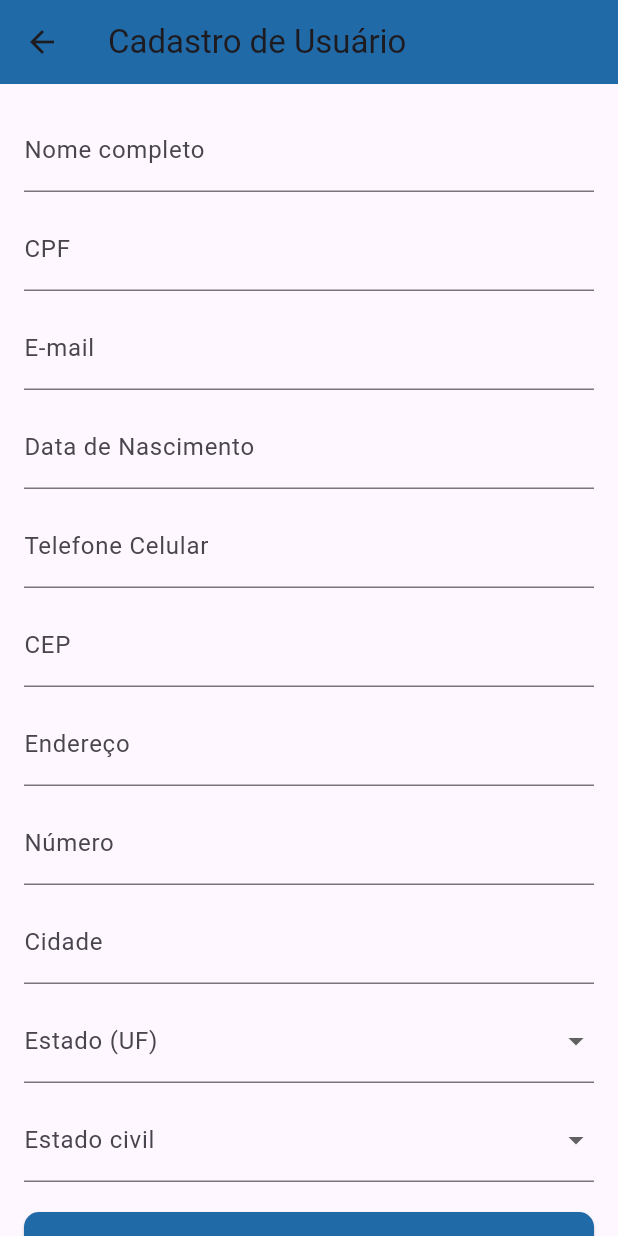
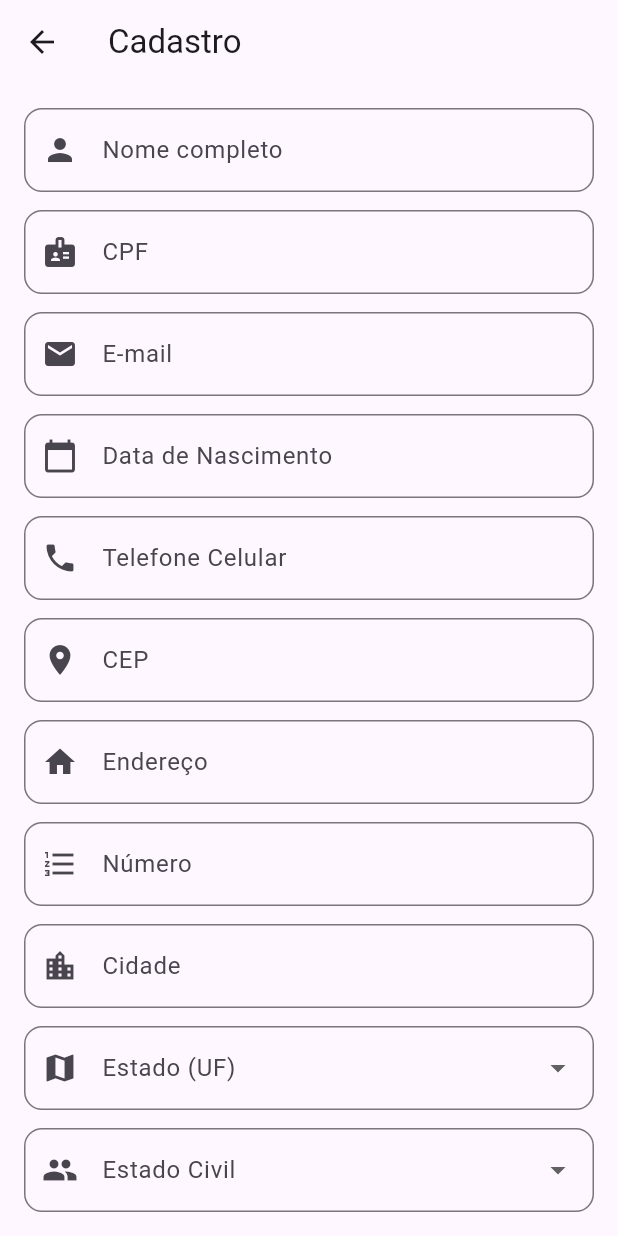
Before and after one commit to MrLucasjoel/meuapp1, a Flutter app: the LoginView screen opened by its route, after a tap on "Entrar", after a tap on "Não tem conta? Cadastre-se", on a phone screen of 412 x 824 dp. Run offline on Flutter 3.47's test engine with Material 3 defaults, Android fonts, the phone set to English and light mode, and no system bars.

Commit message:
Proseguindo com o trabalho de tela de registro

```diff
--- a/lib/main.dart
+++ b/lib/main.dart
@@ -4,5 +4,5 @@ import 'dart:io';
 import 'dart:ui';
 
 void main() {
-  runApp(const MeuApp());
+  runApp(const AppWidget());
 }
--- /dev/null
+++ b/lib/src/app/app_routes.dart
@@ -0,0 +1,16 @@
+import 'package:flutter/material.dart';
+import 'package:meuapp/src/view/login_view.dart';
+import 'package:meuapp/src/view/registro_view.dart';
+import 'package:meuapp/src/view/home_view.dart';
+
+class AppRoutes {
+  static const String login = '/login';
+  static const String register = '/register';
+  static const String home = '/home';
+
+  static Map<String, WidgetBuilder> get routes => {
+    login: (_) => const LoginView(),
+    register: (_) => const RegistroView(),
+    home: (_) => const HomeView(),
+  };
+}
--- a/lib/src/app/app_widget.dart
+++ b/lib/src/app/app_widget.dart
@@ -1,53 +1,18 @@
-import 'package:flutter/material.dart';
-import 'package:shared_preferences/shared_preferences.dart';
+/*import 'package:flutter/material.dart';
 import 'package:meuapp/src/view/login_view.dart';
 import 'package:meuapp/src/view/registro_view.dart';
 import 'package:meuapp/src/view/home_view.dart';
 
-class MeuApp extends StatefulWidget {
+class MeuApp extends StatelessWidget {
   const MeuApp({super.key});
 
   @override
-  State<MeuApp> createState() => _MeuAppState();
-}
-
-class _MeuAppState extends State<MeuApp> {
-  String _initialRoute = '/login';
-  bool _loading = true;
-
-  @override
-  void initState() {
-    super.initState();
-    _verificarLogin();
-  }
-
-  Future<void> _verificarLogin() async {
-    SharedPreferences prefs = await SharedPreferences.getInstance();
-    final user = prefs.getString('user_email');
-
-    setState(() {
-      _initialRoute = (user != null && user.isNotEmpty) ? '/home' : '/login';
-      _loading = false;
-    });
-  }
-
-  @override
   Widget build(BuildContext context) {
-    if (_loading) {
-      return const MaterialApp(
-        home: Scaffold(
-          body: Center(child: CircularProgressIndicator()),
-        ),
-      );
-    }
-
     return MaterialApp(
       debugShowCheckedModeBanner: false,
       title: 'Meu App',
-      theme: ThemeData(
-        primarySwatch: Colors.blue,
-      ),
-      initialRoute: _initialRoute,
+      theme: ThemeData(primarySwatch: Colors.blue),
+      initialRoute: '/login',
       routes: {
         '/login': (_) => const LoginView(),
         '/register': (_) => const RegistroView(),
@@ -55,4 +20,22 @@ class _MeuAppState extends State<MeuApp> {
       },
     );
   }
+}*/
+
+import 'package:flutter/material.dart';
+import 'package:meuapp/src/app/app_routes.dart';
+
+class AppWidget extends StatelessWidget {
+  const AppWidget({super.key});
+
+  @override
+  Widget build(BuildContext context) {
+    return MaterialApp(
+      debugShowCheckedModeBanner: false,
+      title: 'Meu App',
+      theme: ThemeData(primarySwatch: Colors.blue),
+      initialRoute: AppRoutes.login,
+      routes: AppRoutes.routes,
+    );
+  }
 }
--- a/lib/src/controller/login_controller.dart
+++ b/lib/src/controller/login_controller.dart
@@ -7,7 +7,6 @@ class LoginController {
     if (user == "admin" && password == "12345") {
       return LoginModel(user: user, password: password);
     }
-
-    return null; // login falhou
+    return null;
   }
 }
--- a/lib/src/view/home_view.dart
+++ b/lib/src/view/home_view.dart
@@ -1,4 +1,5 @@
 import 'package:flutter/material.dart';
+import 'package:meuapp/src/app/app_routes.dart';
 
 class HomeView extends StatelessWidget {
   const HomeView({super.key});
@@ -7,7 +8,24 @@ class HomeView extends StatelessWidget {
   Widget build(BuildContext context) {
     return Scaffold(
       appBar: AppBar(title: const Text('Home')),
-      body: const Center(child: Text('Bem-vindo à Home!')),
+      body: Center(
+        child: Column(
+          mainAxisAlignment: MainAxisAlignment.center,
+          children: [
+            const Text(
+              'Bem-vindo à Home!',
+              style: TextStyle(fontSize: 24, fontWeight: FontWeight.bold),
+            ),
+            const SizedBox(height: 24),
+            ElevatedButton(
+              onPressed: () {
+                Navigator.pushReplacementNamed(context, AppRoutes.login);
+              },
+              child: const Text('Sair'),
+            ),
+          ],
+        ),
+      ),
     );
   }
 }
--- a/lib/src/view/login_view.dart
+++ b/lib/src/view/login_view.dart
@@ -1,6 +1,5 @@
 import 'package:flutter/material.dart';
-import 'package:shared_preferences/shared_preferences.dart';
-import 'package:meuapp/src/controller/login_controller.dart';
+import 'package:meuapp/src/app/app_routes.dart';
 import 'package:meuapp/src/view/registro_view.dart';
 
 class LoginView extends StatefulWidget {
@@ -11,38 +10,27 @@ class LoginView extends StatefulWidget {
 }
 
 class _LoginViewState extends State<LoginView> {
-  final _controller = LoginController();
-  final _userController = TextEditingController();
+  final _formKey = GlobalKey<FormState>();
+  final _emailController = TextEditingController();
   final _passwordController = TextEditingController();
-  final _formKey = GlobalKey<FormState>();
 
-  bool _carregando = false;
+  bool _loading = false;
   String? _erro;
 
-  Future<void> _login() async {
-    if (_formKey.currentState!.validate()) {
-      setState(() => _carregando = true);
+  void _login() {
+    if (!_formKey.currentState!.validate()) return;
 
-      final usuario = await _controller.autenticar(
-        _userController.text,
-        _passwordController.text,
-      );
+    setState(() => _loading = true);
 
-      setState(() => _carregando = false);
+    Future.delayed(const Duration(seconds: 2), () {
+      setState(() => _loading = false);
 
-      if (usuario != null) {
-        final prefs = await SharedPreferences.getInstance();
-        await prefs.setString('user_email', usuario.user);
-
-        ScaffoldMessenger.of(context).showSnackBar(
-          SnackBar(content: Text('Bem-vindo, ${usuario.user}!')),
-        );
-
-        Navigator.pushReplacementNamed(context, '/home');
+      if (_emailController.text == "admin" && _passwordController.text == "12345") {
+        Navigator.pushReplacementNamed(context, AppRoutes.home);
       } else {
-        setState(() => _erro = 'Usuário ou senha inválidos');
+        setState(() => _erro = "Usuário ou senha inválidos");
       }
-    }
+    });
   }
 
   void _abrirCadastro() {
@@ -55,47 +43,89 @@ class _LoginViewState extends State<LoginView> {
   @override
   Widget build(BuildContext context) {
     return Scaffold(
-      body: Padding(
-        padding: const EdgeInsets.all(16),
-        child: Form(
-          key: _formKey,
-          child: Center(
-            child: SingleChildScrollView(
+      backgroundColor: Colors.blue[50],
+      body: SafeArea(
+        child: Center(
+          child: SingleChildScrollView(
+            padding: const EdgeInsets.all(24),
+            child: Form(
+              key: _formKey,
               child: Column(
-                mainAxisAlignment: MainAxisAlignment.center,
+                crossAxisAlignment: CrossAxisAlignment.stretch,
                 children: [
+                  const Icon(Icons.lock, size: 100, color: Colors.blue),
+                  const SizedBox(height: 24),
+                  Text(
+                    "Bem-vindo",
+                    textAlign: TextAlign.center,
+                    style: Theme.of(context)
+                        .textTheme
+                        .headlineSmall
+                        ?.copyWith(fontWeight: FontWeight.bold),
+                  ),
+                  const SizedBox(height: 8),
+                  Text(
+                    "Faça login para continuar",
+                    textAlign: TextAlign.center,
+                    style: Theme.of(context).textTheme.bodyMedium,
+                  ),
+                  const SizedBox(height: 32),
                   TextFormField(
-                    controller: _userController,
-                    decoration: const InputDecoration(labelText: 'Usuário / Email'),
-                    validator: (v) => v == null || v.isEmpty ? 'Informe o usuário' : null,
+                    controller: _emailController,
+                    decoration: InputDecoration(
+                      labelText: "E-mail",
+                      border: OutlineInputBorder(
+                        borderRadius: BorderRadius.circular(12),
+                      ),
+                      prefixIcon: const Icon(Icons.email),
+                    ),
+                    validator: (value) =>
+                    value == null || value.isEmpty ? "Informe o e-mail" : null,
+                  ),
+                  const SizedBox(height: 16),
+                  TextFormField(
+                    controller: _passwordController,
+                    obscureText: true,
+                    decoration: InputDecoration(
+                      labelText: "Senha",
+                      border: OutlineInputBorder(
+                        borderRadius: BorderRadius.circular(12),
+                      ),
+                      prefixIcon: const Icon(Icons.lock),
+                    ),
+                    validator: (value) =>
+                    value == null || value.isEmpty ? "Informe a senha" : null,
+                  ),
+                  const SizedBox(height: 16),
+                  if (_erro != null)
+                    Text(
+                      _erro!,
+                      textAlign: TextAlign.center,
+                      style: const TextStyle(color: Colors.red),
+                    ),
+                  const SizedBox(height: 24),
+                  SizedBox(
+                    height: 50,
+                    child: ElevatedButton(
+                      onPressed: _loading ? null : _login,
+                      style: ElevatedButton.styleFrom(
+                        shape: RoundedRectangleBorder(
+                          borderRadius: BorderRadius.circular(12),
+                        ),
+                      ),
+                      child: _loading
+                          ? const CircularProgressIndicator(
+                        color: Colors.white,
+                        strokeWidth: 2,
+                      )
+                          : const Text("Entrar", style: TextStyle(fontSize: 18)),
+                    ),
                   ),
                   const SizedBox(height: 12),
-                  TextFormField(
-                    controller: _passwordController,
-                    decoration: const InputDecoration(labelText: 'Senha'),
-                    obscureText: true,
-                    validator: (v) => v == null || v.isEmpty ? 'Informe a senha' : null,
-                  ),
-                  const SizedBox(height: 20),
-                  _carregando
-                      ? const CircularProgressIndicator()
-                      : ElevatedButton(
-                    onPressed: _login,
-                    child: const Text('Entrar'),
-                  ),
-                  const SizedBox(height: 10),
                   TextButton(
                     onPressed: _abrirCadastro,
-                    child: const Text('Não tem conta? Cadastre-se'),
+                    child: const Text("Não tem conta? Cadastre-se"),
                   ),
-                  if (_erro != null)
-                    Padding(
-                      padding: const EdgeInsets.only(top: 12),
-                      child: Text(
-                        _erro!,
-                        style: const TextStyle(color: Colors.red),
-                      ),
-                    ),
                 ],
               ),
             ),
--- a/lib/src/view/registro_view.dart
+++ b/lib/src/view/registro_view.dart
@@ -1,5 +1,4 @@
 import 'package:flutter/material.dart';
-import 'package:meuapp/src/controller/registro_controller.dart';
 
 class RegistroView extends StatefulWidget {
   const RegistroView({super.key});
@@ -9,211 +8,152 @@ class RegistroView extends StatefulWidget {
 }
 
 class _RegistroViewState extends State<RegistroView> {
-  final _controller = RegistroController();
-  bool _carregando = false;
+  final _formKey = GlobalKey<FormState>();
+  final _nomeController = TextEditingController();
+  final _cpfController = TextEditingController();
+  final _emailController = TextEditingController();
+  final _dataNascController = TextEditingController();
+  final _telefoneController = TextEditingController();
+  final _cepController = TextEditingController();
+  final _enderecoController = TextEditingController();
+  final _numeroController = TextEditingController();
+  final _cidadeController = TextEditingController();
+
+  String? _ufSelecionado;
+  String? _estadoCivilSelecionado;
+  bool _loading = false;
 
   final List<String> _ufs = [
-    'AC', 'AL', 'AP', 'AM', 'BA', 'CE', 'DF', 'ES',
-    'GO', 'MA', 'MT', 'MS', 'MG', 'PA', 'PB', 'PR',
-    'PE', 'PI', 'RJ', 'RN', 'RS', 'RO', 'RR', 'SC',
-    'SP', 'SE', 'TO',
+    'AC','AL','AP','AM','BA','CE','DF','ES','GO','MA',
+    'MT','MS','MG','PA','PB','PR','PE','PI','RJ','RN',
+    'RS','RO','RR','SC','SP','SE','TO'
   ];
-
   final List<String> _estadosCivis = [
-    'Solteiro',
-    'Casado',
-    'Divorciado',
-    'Viúvo',
-    'União Estável'
+    'Solteiro','Casado','Divorciado','Viúvo','União Estável'
   ];
 
   void _registrar() {
-    FocusScope.of(context).unfocus();
-    setState(() => _carregando = true);
+    if (!_formKey.currentState!.validate()) return;
 
-    final usuario = _controller.validarEConstruirUsuario();
+    setState(() => _loading = true);
 
-    setState(() => _carregando = false);
+    Future.delayed(const Duration(seconds: 2), () {
+      setState(() => _loading = false);
+      ScaffoldMessenger.of(context).showSnackBar(
+        const SnackBar(content: Text(
+            'Cadastro realizado com sucesso!'
+        )),
+      );
+      Navigator.pop(context);
+    });
+  }
 
-    if (usuario != null) {
-      ScaffoldMessenger.of(context).showSnackBar(
-        const SnackBar(content: Text('Usuário cadastrado com sucesso!')),
+  InputDecoration _inputDecoration(String label, IconData icon) {
+    return InputDecoration(
+      labelText: label,
+      prefixIcon: Icon(icon),
+      border: OutlineInputBorder(
+        borderRadius: BorderRadius.circular(12),
+      ),
     );
-      _controller.limparCampos();
-      Navigator.pop(context);
-    } else if (_controller.erro != null) {
-      ScaffoldMessenger.of(context).showSnackBar(
-        SnackBar(content: Text(_controller.erro!)),
-      );
-    }
   }
 
   @override
   Widget build(BuildContext context) {
     return Scaffold(
-      appBar: AppBar(
-        title: const Text("Cadastro de Usuário"),
-        backgroundColor: const Color(0xFF206AA7),
-      ),
-      body: SingleChildScrollView(
+      appBar: AppBar(title: const Text('Cadastro')),
+      body: SafeArea(
+        child: SingleChildScrollView(
           padding: const EdgeInsets.all(16),
           child: Form(
-          key: _controller.formKey,
+            key: _formKey,
             child: Column(
-            crossAxisAlignment: CrossAxisAlignment.stretch,
               children: [
-              // Nome completo
                 TextFormField(
-                controller: _controller.nomeController,
-                decoration: const InputDecoration(labelText: "Nome completo"),
-                validator: (value) =>
-                value == null || value.isEmpty ? "Campo obrigatório" : null,
+                  controller: _nomeController,
+                  decoration: _inputDecoration('Nome completo', Icons.person),
+                  validator: (v) => v!.isEmpty ? 'Campo obrigatório' : null,
                 ),
-              const SizedBox(height: 10),
-
-              // CPF
+                const SizedBox(height: 12),
                 TextFormField(
-                controller: _controller.cpfController,
-                decoration: const InputDecoration(labelText: "CPF"),
-                keyboardType: TextInputType.number,
-                validator: (value) =>
-                value == null || value.isEmpty ? "Campo obrigatório" : null,
+                  controller: _cpfController,
+                  decoration: _inputDecoration('CPF', Icons.badge),
+                  validator: (v) => v!.isEmpty ? 'Campo obrigatório' : null,
                 ),
-              const SizedBox(height: 10),
-
-              // Email
+                const SizedBox(height: 12),
                 TextFormField(
-                controller: _controller.emailController,
-                decoration: const InputDecoration(labelText: "E-mail"),
-                keyboardType: TextInputType.emailAddress,
-                validator: (value) {
-                  if (value == null || value.isEmpty) return "Campo obrigatório";
-                  if (!value.contains("@")) return "E-mail inválido";
-                  return null;
-                },
+                  controller: _emailController,
+                  decoration: _inputDecoration('E-mail', Icons.email),
+                  validator: (v) => v!.isEmpty ? 'Campo obrigatório' : null,
                 ),
-              const SizedBox(height: 10),
-
-              // Data de nascimento
+                const SizedBox(height: 12),
                 TextFormField(
-                controller: _controller.dataNascController,
-                decoration:
-                const InputDecoration(labelText: "Data de Nascimento"),
-                keyboardType: TextInputType.datetime,
-                validator: (value) =>
-                value == null || value.isEmpty ? "Campo obrigatório" : null,
+                  controller: _dataNascController,
+                  decoration: _inputDecoration('Data de Nascimento', Icons.calendar_today),
+                  validator: (v) => v!.isEmpty ? 'Campo obrigatório' : null,
                 ),
-              const SizedBox(height: 10),
-
-              // Telefone
+                const SizedBox(height: 12),
                 TextFormField(
-                controller: _controller.telefoneController,
-                decoration:
-                const InputDecoration(labelText: "Telefone Celular"),
-                keyboardType: TextInputType.phone,
-                validator: (value) =>
-                value == null || value.isEmpty ? "Campo obrigatório" : null,
+                  controller: _telefoneController,
+                  decoration: _inputDecoration('Telefone Celular', Icons.phone),
+                  validator: (v) => v!.isEmpty ? 'Campo obrigatório' : null,
                 ),
-              const SizedBox(height: 10),
-
-              // CEP
+                const SizedBox(height: 12),
                 TextFormField(
-                controller: _controller.cepController,
-                decoration: const InputDecoration(labelText: "CEP"),
-                keyboardType: TextInputType.number,
-                validator: (value) =>
-                value == null || value.isEmpty ? "Campo obrigatório" : null,
+                  controller: _cepController,
+                  decoration: _inputDecoration('CEP', Icons.location_on),
+                  validator: (v) => v!.isEmpty ? 'Campo obrigatório' : null,
                 ),
-              const SizedBox(height: 10),
-
-              // Endereço
+                const SizedBox(height: 12),
                 TextFormField(
-                controller: _controller.enderecoController,
-                decoration: const InputDecoration(labelText: "Endereço"),
-                validator: (value) =>
-                value == null || value.isEmpty ? "Campo obrigatório" : null,
+                  controller: _enderecoController,
+                  decoration: _inputDecoration('Endereço', Icons.home),
+                  validator: (v) => v!.isEmpty ? 'Campo obrigatório' : null,
                 ),
-              const SizedBox(height: 10),
-
-              // Número
+                const SizedBox(height: 12),
                 TextFormField(
-                controller: _controller.numeroController,
-                decoration: const InputDecoration(labelText: "Número"),
-                keyboardType: TextInputType.number,
-                validator: (value) =>
-                value == null || value.isEmpty ? "Campo obrigatório" : null,
+                  controller: _numeroController,
+                  decoration: _inputDecoration('Número', Icons.format_list_numbered),
+                  validator: (v) => v!.isEmpty ? 'Campo obrigatório' : null,
                 ),
-              const SizedBox(height: 10),
-
-              // Cidade
+                const SizedBox(height: 12),
                 TextFormField(
-                controller: _controller.cidadeController,
-                decoration: const InputDecoration(labelText: "Cidade"),
-                validator: (value) =>
-                value == null || value.isEmpty ? "Campo obrigatório" : null,
+                  controller: _cidadeController,
+                  decoration: _inputDecoration('Cidade', Icons.location_city),
+                  validator: (v) => v!.isEmpty ? 'Campo obrigatório' : null,
                 ),
-              const SizedBox(height: 10),
-
-              // UF
+                const SizedBox(height: 12),
                 DropdownButtonFormField<String>(
-                value: _controller.ufSelecionado,
-                decoration: const InputDecoration(labelText: "Estado (UF)"),
-                items: _ufs
-                    .map((uf) => DropdownMenuItem(
-                  value: uf,
-                  child: Text(uf),
-                ))
-                    .toList(),
-                onChanged: (valor) {
-                  setState(() => _controller.ufSelecionado = valor);
-                },
-                validator: (value) =>
-                value == null ? "Selecione um estado" : null,
+                  value: _ufSelecionado,
+                  items: _ufs.map((uf) => DropdownMenuItem(value: uf, child: Text(uf))).toList(),
+                  decoration: _inputDecoration('Estado (UF)', Icons.map),
+                  onChanged: (v) => setState(() => _ufSelecionado = v),
+                  validator: (v) => v == null ? 'Selecione um UF' : null,
                 ),
-              const SizedBox(height: 10),
-
-              // Estado civil
+                const SizedBox(height: 12),
                 DropdownButtonFormField<String>(
-                value: _controller.estadoCivilSelecionado,
-                decoration: const InputDecoration(labelText: "Estado civil"),
-                items: _estadosCivis
-                    .map((ec) => DropdownMenuItem(
-                  value: ec,
-                  child: Text(ec),
-                ))
-                    .toList(),
-                onChanged: (valor) {
-                  setState(() => _controller.estadoCivilSelecionado = valor);
-                },
-                validator: (value) =>
-                value == null ? "Selecione o estado civil" : null,
+                  value: _estadoCivilSelecionado,
+                  items: _estadosCivis.map((e) => DropdownMenuItem(value: e, child: Text(e))).toList(),
+                  decoration: _inputDecoration('Estado Civil', Icons.people),
+                  onChanged: (v) => setState(() => _estadoCivilSelecionado = v),
+                  validator: (v) => v == null ? 'Selecione um estado civil' : null,
                 ),
-              const SizedBox(height: 20),
-
-              // Botão de Cadastrar
-              ElevatedButton(
-                style: ElevatedButton.styleFrom(
-                  backgroundColor: const Color(0xFF206AA7),
-                  padding: const EdgeInsets.symmetric(vertical: 14),
-                  shape: RoundedRectangleBorder(
-                    borderRadius: BorderRadius.circular(10),
-                  ),
-                ),
-                onPressed: _carregando ? null : _registrar,
-                child: _carregando
+                const SizedBox(height: 24),
+                SizedBox(
+                  width: double.infinity,
+                  height: 50,
+                  child: ElevatedButton(
+                    onPressed: _loading ? null : _registrar,
+                    child: _loading
                         ? const CircularProgressIndicator(color: Colors.white)
-                    : const Text(
-                  "Cadastrar",
-                  style: TextStyle(
-                    color: Colors.white,
-                    fontSize: 18,
-                  ),
+                        : const Text('Registrar'),
                   ),
                 ),
               ],
             ),
           ),
         ),
+      ),
     );
   }
 }
```
Also changed, not shown: 1 other file. Lines whose indentation alone changed are shown as unchanged.
